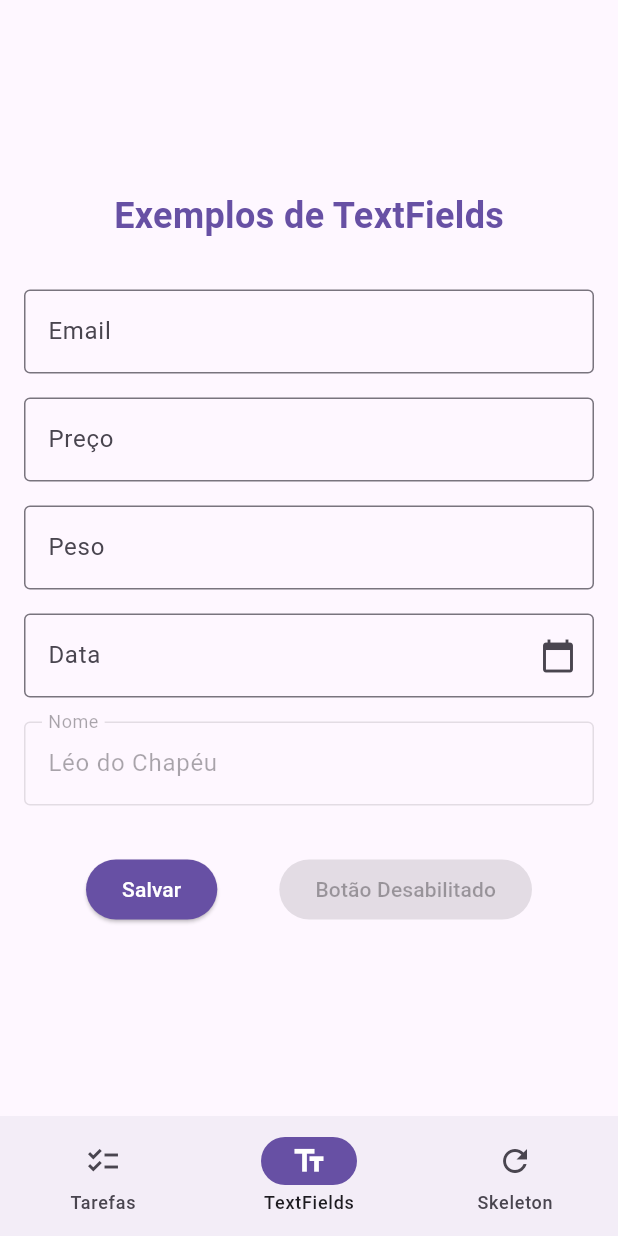
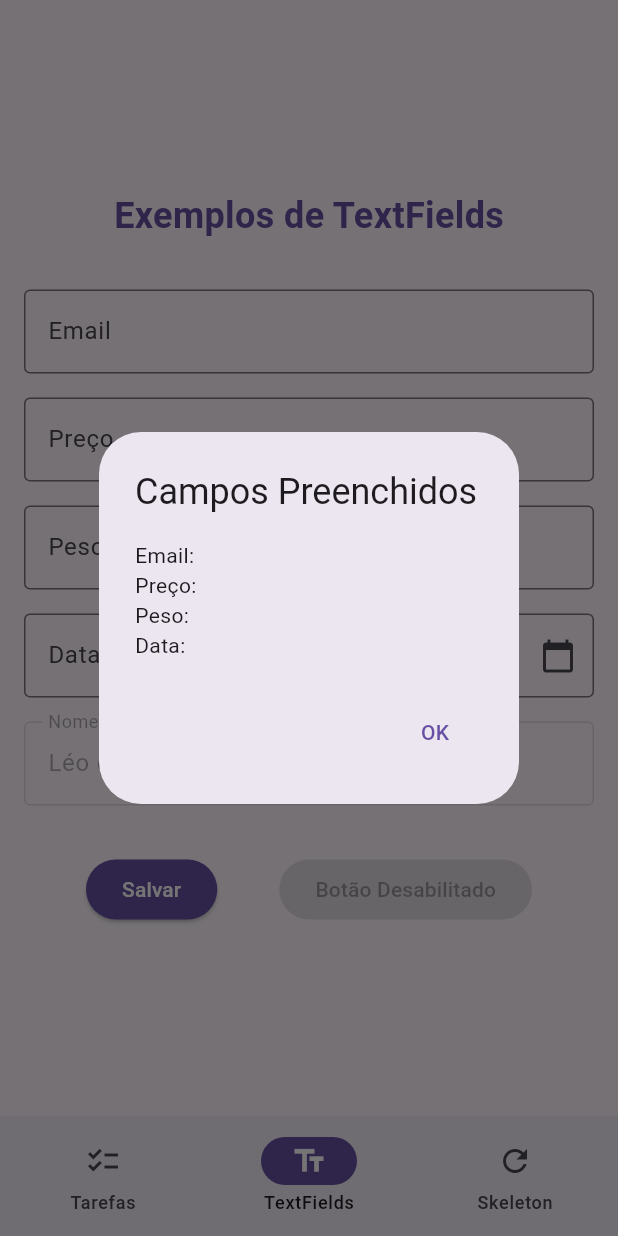
Before and after one commit to Lramosdlima/flutter-startto-dev, a Flutter app: the screen it shows after launch, item 2 of the bottom bar chosen, after a tap on "Salvar", on a phone screen of 412 x 824 dp. Run offline on Flutter 3.47's test engine with Material 3 defaults, Android fonts, the phone set to English and light mode, and no system bars; our stand-ins replace flutter_slidable, shared_preferences, skeletonizer.

Commit message:
feat: :sparkles: show modal when tap button save

```diff
--- a/todo_list/lib/pages/text_fields.dart
+++ b/todo_list/lib/pages/text_fields.dart
@@ -133,17 +133,28 @@ class _TextFieldPageState extends State<TextFieldPage> {
     String textWeight = _weightController.text;
     String textDate = _dateController.text;
 
-    print(textEmail);
-    print(textPrice);
-    print(textWeight);
-    print(textDate);
-
-    // Limpa os campos.
-    _priceController.clear();
-    // Preenche o campo.
-    _dateController.text = '01/01/2024';
-
-    print('Save!');
+    showDialog(
+      context: context,
+      builder: (context) => AlertDialog(
+        title: const Text('Campos Preenchidos'),
+        content: Column(
+          crossAxisAlignment: CrossAxisAlignment.start,
+          mainAxisSize: MainAxisSize.min,
+          children: [
+            Text('Email: $textEmail'),
+            Text('Preço: $textPrice'),
+            Text('Peso: $textWeight'),
+            Text('Data: $textDate'),
+          ],
+        ),
+        actions: [
+          TextButton(
+            onPressed: () => Navigator.pop(context),
+            child: const Text('OK'),
+          ),
+        ],
+      ),
+    );
   }
 
   void onChanged(String text) {
```
